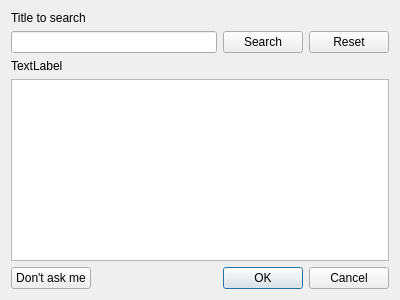
This is src/FetchMetadata/FetchMetadataDialog.ui in ochurlaud/macaw-movies as Qt 5 draws it before an edit. The edited form follows.
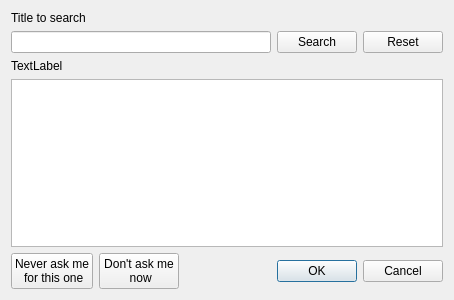
This is the edited form.

Commit message: add a button to never ask for a given movie + use deletelater instead of delete

```diff
--- a/src/FetchMetadata/FetchMetadataDialog.ui
+++ b/src/FetchMetadata/FetchMetadataDialog.ui
@@ -25,7 +25,7 @@
    <rect>
     <x>0</x>
     <y>0</y>
-    <width>400</width>
+    <width>454</width>
     <height>300</height>
    </rect>
   </property>
@@ -73,13 +73,35 @@
    </item>
    <item row="6" column="0">
     <layout class="QHBoxLayout" name="horizontalLayout_2">
+     <item>
+      <widget class="QPushButton" name="neverAskButton">
+       <property name="text">
+        <string>Never ask me
+ for this one</string>
+       </property>
+      </widget>
+     </item>
      <item>
       <widget class="QPushButton" name="dontAskButton">
        <property name="text">
-        <string>Don't ask me</string>
+        <string>Don't ask me 
+ now</string>
        </property>
       </widget>
      </item>
+     <item>
+      <spacer name="horizontalSpacer">
+       <property name="orientation">
+        <enum>Qt::Horizontal</enum>
+       </property>
+       <property name="sizeHint" stdset="0">
+        <size>
+         <width>40</width>
+         <height>20</height>
+        </size>
+       </property>
+      </spacer>
+     </item>
      <item>
       <widget class="QDialogButtonBox" name="buttonBox">
        <property name="orientation">
```
The commit also changes 7 other files.
